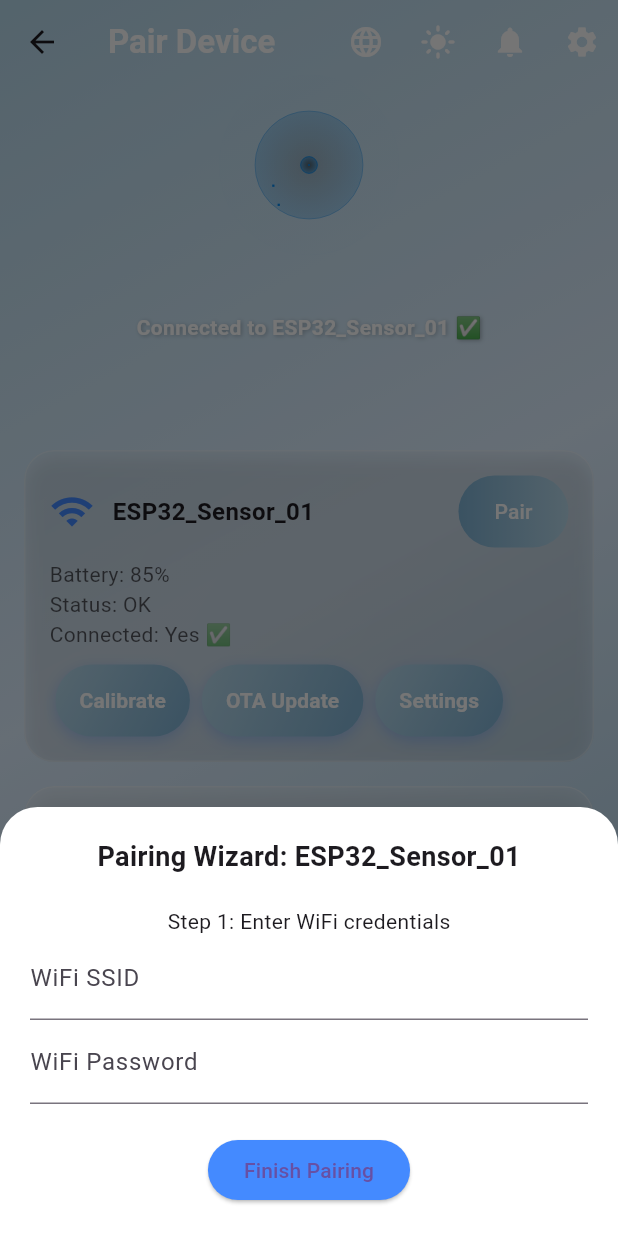
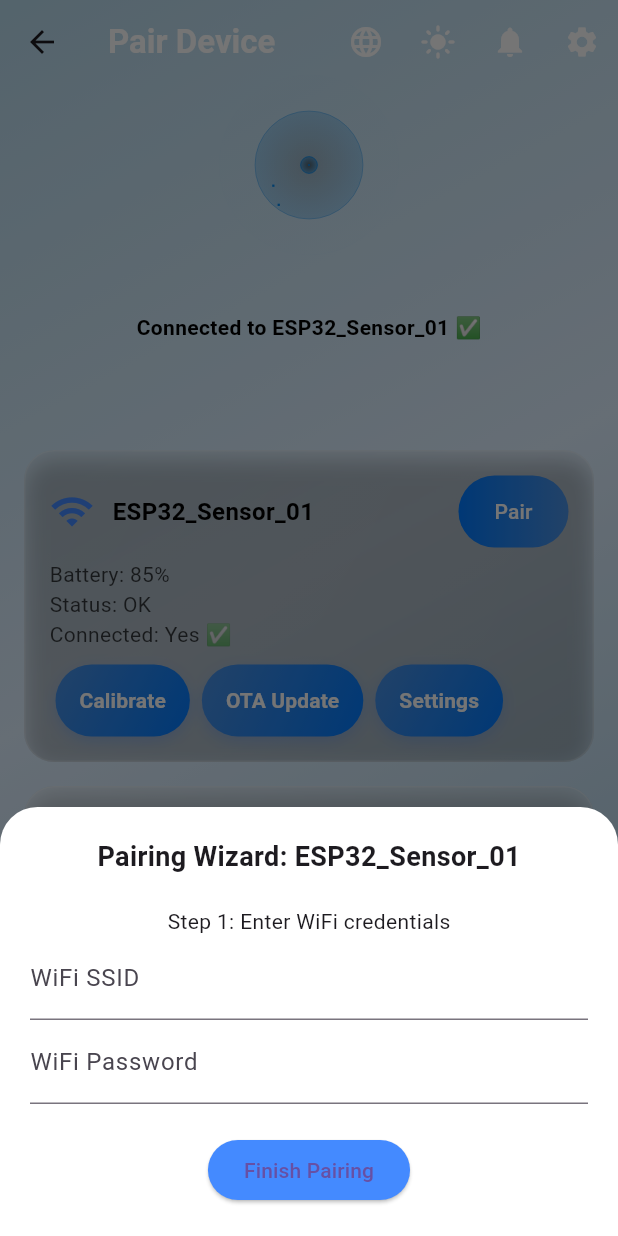
Before and after one commit to bristisamanta/vita-stream-fronted, a Flutter app: the DashboardScreen screen opened by its route, after a tap on "Pair", after a tap on "Calibrate", on a phone screen of 412 x 824 dp. Run offline on Flutter 3.47's test engine with Material 3 defaults, Android fonts, the phone set to English and light mode, and no system bars; our stand-ins replace animated_background, flutter_local_notifications, flutter_svg, geolocator, google_maps_flutter, image_picker and 4 more; accounts and stored records are empty; network calls fail.

Commit message:
Added dark mode effects in pairing_screen.dart

```diff
--- a/lib/screens/pairing_screen.dart
+++ b/lib/screens/pairing_screen.dart
@@ -108,7 +108,9 @@ class _PairingScreenState extends State<PairingScreen>
     showModalBottomSheet(
       context: context,
       isScrollControlled: true,
-      backgroundColor: Colors.white,
+      backgroundColor: Theme.of(context).brightness == Brightness.dark
+          ? Colors.black.withOpacity(0.8)
+          : Colors.white,
       shape: const RoundedRectangleBorder(
         borderRadius: BorderRadius.vertical(top: Radius.circular(25)),
       ),
@@ -119,10 +121,14 @@ class _PairingScreenState extends State<PairingScreen>
             mainAxisSize: MainAxisSize.min,
             children: [
               Text("Pairing Wizard: ${device["name"]}",
-                  style: const TextStyle(
-                      fontSize: 18, fontWeight: FontWeight.bold)),
+                  style: TextStyle(
+                      fontSize: 18,
+                      fontWeight: FontWeight.bold,
+                      color: Theme.of(context).textTheme.bodyLarge?.color)),
               const SizedBox(height: 20),
-              const Text("Step 1: Enter WiFi credentials"),
+              Text("Step 1: Enter WiFi credentials",
+                  style: TextStyle(
+                      color: Theme.of(context).textTheme.bodyMedium?.color)),
               const TextField(
                 decoration: InputDecoration(labelText: "WiFi SSID"),
               ),
@@ -158,7 +164,7 @@ class _PairingScreenState extends State<PairingScreen>
       margin: const EdgeInsets.symmetric(horizontal: 4),
       decoration: BoxDecoration(
         gradient: const LinearGradient(
-          colors: [Color(0xFFB7D9EB), Color(0xFF7FB3D5)],
+          colors: [Color(0xFF4A90E2), Color(0xFF007AFF)],
           begin: Alignment.topLeft,
           end: Alignment.bottomRight,
         ),
@@ -184,7 +190,7 @@ class _PairingScreenState extends State<PairingScreen>
     );
   }
 
-  Widget buildDeviceCard(Map<String, dynamic> device) {
+  Widget buildDeviceCard(Map<String, dynamic> device, bool isDark) {
     return Container(
       margin: const EdgeInsets.symmetric(vertical: 8, horizontal: 16),
       child: ClipRRect(
@@ -197,19 +203,24 @@ class _PairingScreenState extends State<PairingScreen>
             decoration: BoxDecoration(
               borderRadius: BorderRadius.circular(20),
               gradient: LinearGradient(
-                colors: [
-                  Colors.white.withOpacity(device["connected"] ? 0.12 : 0.25),
-                  Colors.white.withOpacity(device["connected"] ? 0.05 : 0.15),
-                ],
+                colors: isDark
+                    ? [
+                        Colors.black.withOpacity(0.5),
+                        Colors.black.withOpacity(0.3),
+                      ]
+                    : [
+                        Colors.white.withOpacity(device["connected"] ? 0.12 : 0.25),
+                        Colors.white.withOpacity(device["connected"] ? 0.05 : 0.15),
+                      ],
                 begin: Alignment.topLeft,
                 end: Alignment.bottomRight,
               ),
-              border: Border.all(color: Colors.white.withOpacity(0.25)),
+              border: Border.all(color: Colors.white.withOpacity(0.2)),
               boxShadow: [
                 BoxShadow(
-                  color: Colors.black.withOpacity(0.1),
-                  blurRadius: 10,
-                  offset: const Offset(0, 5),
+                  color: Colors.black.withOpacity(0.25),
+                  blurRadius: 12,
+                  offset: const Offset(0, 6),
                 ),
               ],
             ),
@@ -223,15 +234,18 @@ class _PairingScreenState extends State<PairingScreen>
                     Expanded(
                       child: Text(
                         device["name"],
-                        style: const TextStyle(
-                            fontWeight: FontWeight.bold, fontSize: 16),
+                        style: TextStyle(
+                          fontWeight: FontWeight.bold,
+                          fontSize: 16,
+                          color: isDark ? Colors.white : Colors.black,
+                        ),
                       ),
                     ),
-                    // 🔹 Gradient Pair Button
+                    // 🔹 Pair Button
                     Container(
                       decoration: BoxDecoration(
                         gradient: const LinearGradient(
-                          colors: [Color(0xFF7FB3D5), Color(0xFFB7D9EB)],
+                          colors: [Color(0xFF007AFF), Color(0xFF4A90E2)],
                         ),
                         borderRadius: BorderRadius.circular(30),
                       ),
@@ -257,9 +271,15 @@ class _PairingScreenState extends State<PairingScreen>
                   child: Column(
                     crossAxisAlignment: CrossAxisAlignment.start,
                     children: [
-                      Text("Battery: ${device["battery"]}%"),
-                      Text("Status: ${device["sensorStatus"]}"),
-                      Text("Connected: ${device["connected"] ? "Yes ✅" : "No ❌"}"),
+                      Text("Battery: ${device["battery"]}%",
+                          style: TextStyle(
+                              color: isDark ? Colors.white70 : Colors.black)),
+                      Text("Status: ${device["sensorStatus"]}",
+                          style: TextStyle(
+                              color: isDark ? Colors.white70 : Colors.black)),
+                      Text("Connected: ${device["connected"] ? "Yes ✅" : "No ❌"}",
+                          style: TextStyle(
+                              color: isDark ? Colors.white70 : Colors.black)),
                     ],
                   ),
                 ),
@@ -293,14 +313,14 @@ class _PairingScreenState extends State<PairingScreen>
 
   @override
   Widget build(BuildContext context) {
+    final isDark = Theme.of(context).brightness == Brightness.dark;
+
     return Container(
-      decoration: const BoxDecoration(
+      decoration: BoxDecoration(
         gradient: LinearGradient(
-          colors: [
-            Color(0xFFB7D9EB),
-            Color(0xFFDEEFFF),
-            Color(0xFFAACCE0),
-          ],
+          colors: isDark
+              ? [const Color(0xFF0F2027), const Color(0xFF203A43), const Color(0xFF2C5364)]
+              : [const Color(0xFFB7D9EB), const Color(0xFFDEEFFF), const Color(0xFFAACCE0)],
           begin: Alignment.topLeft,
           end: Alignment.bottomRight,
         ),
@@ -342,15 +362,9 @@ class _PairingScreenState extends State<PairingScreen>
               padding: const EdgeInsets.all(8.0),
               child: Text(
                 status,
-                style: const TextStyle(
+                style: TextStyle(
                   fontWeight: FontWeight.bold,
-                  color: Colors.white,
-                  shadows: [
-                    Shadow(
-                        offset: Offset(1, 1),
-                        blurRadius: 3,
-                        color: Colors.black26)
-                  ],
+                  color: isDark ? Colors.white : Colors.black,
                 ),
               ),
             ),
@@ -365,7 +379,7 @@ class _PairingScreenState extends State<PairingScreen>
                 : ListView.builder(
                     itemCount: devices.length,
                     itemBuilder: (context, index) =>
-                        buildDeviceCard(devices[index]),
+                        buildDeviceCard(devices[index], isDark),
                   ),
           ),
 
@@ -380,20 +394,18 @@ class _PairingScreenState extends State<PairingScreen>
                 height: 55,
                 decoration: BoxDecoration(
                   borderRadius: BorderRadius.circular(30),
-                  gradient: const LinearGradient(
-                    colors: [
-                      Color(0xFFB7D9EB),
-                      Color(0xFFAACCE0),
-                      Color(0xFF7FB3D5),
-                    ],
+                  gradient: LinearGradient(
+                    colors: isDark
+                        ? [Colors.blueGrey.shade900, Colors.blueGrey.shade700]
+                        : [const Color(0xFFB7D9EB), const Color(0xFFAACCE0), const Color(0xFF7FB3D5)],
                     begin: Alignment.topLeft,
                     end: Alignment.bottomRight,
                   ),
                   border: Border.all(
-                      color: Colors.white.withOpacity(0.7), width: 2),
+                      color: Colors.white.withOpacity(0.3), width: 1),
                   boxShadow: [
                     BoxShadow(
-                      color: Colors.blueAccent.withOpacity(0.4),
+                      color: Colors.black.withOpacity(0.4),
                       blurRadius: 18,
                       spreadRadius: 3,
                     ),
```
